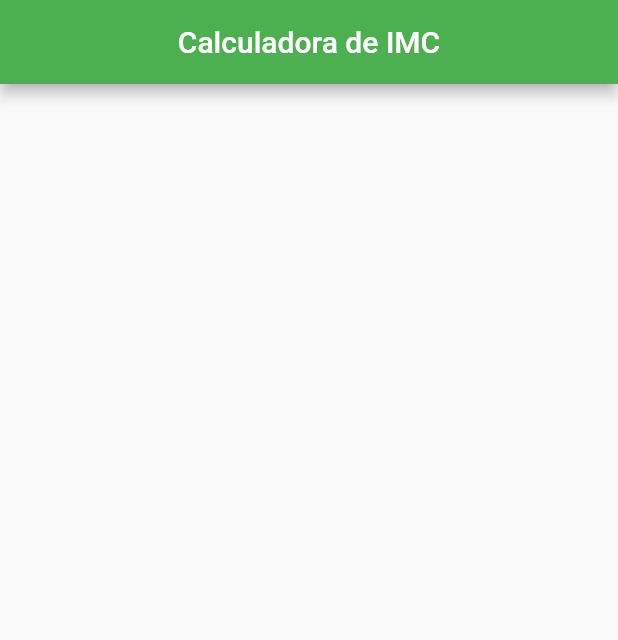
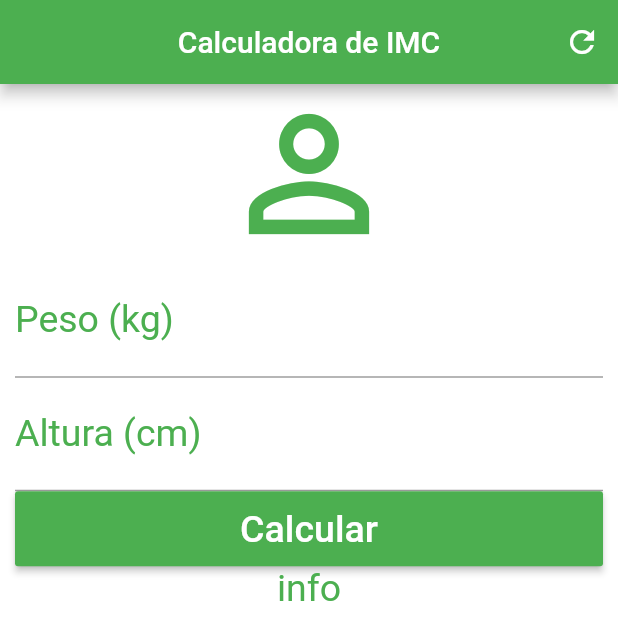
Before and after one commit to edilsonborges/flutter_app, a Flutter app: the screen it shows after launch, on a phone screen of 412 x 824 dp. Shown: the top 640 px of the screen. Run offline on Flutter 3.47's test engine with Material 2 defaults, Android fonts, the phone set to English and light mode, and no system bars.

```diff
--- a/lib/main.dart
+++ b/lib/main.dart
@@ -1,4 +1,5 @@
 import 'package:flutter/material.dart';
+import 'package:flutter/services.dart';
 
 void main() {
   runApp(MaterialApp(home: Home()));
@@ -13,11 +14,60 @@ class _HomeState extends State<Home> {
   @override
   Widget build(BuildContext context) {
     return Scaffold(
-      appBar: AppBar(
-        title: Text('Calculadora de IMC'),
-        centerTitle: true,
-        backgroundColor: Colors.green,
-      ),
-    );
+        appBar: AppBar(
+          title: Text('Calculadora de IMC'),
+          centerTitle: true,
+          backgroundColor: Colors.green,
+          actions: <Widget>[
+            IconButton(icon: Icon(Icons.refresh), onPressed: () {})
+          ],
+        ),
+        backgroundColor: Colors.white,
+        body: SingleChildScrollView(
+            padding: EdgeInsets.fromLTRB(10, 0, 10, 0),
+            child: SingleChildScrollView(
+                child: Column(
+              crossAxisAlignment: CrossAxisAlignment.stretch,
+              children: <Widget>[
+                Icon(
+                  Icons.person_outline,
+                  size: 120,
+                  color: Colors.green,
+                ),
+                TextField(
+                    inputFormatters: <TextInputFormatter>[
+                      WhitelistingTextInputFormatter.digitsOnly
+                    ],
+                    keyboardType: TextInputType.number,
+                    decoration: InputDecoration(
+                        labelText: "Peso (kg)",
+                        labelStyle: TextStyle(color: Colors.green)),
+                    textAlign: TextAlign.center,
+                    style: TextStyle(color: Colors.green, fontSize: 25)),
+                TextField(
+                    keyboardType: TextInputType.number,
+                    decoration: InputDecoration(
+                        labelText: "Altura (cm)",
+                        labelStyle: TextStyle(color: Colors.green)),
+                    textAlign: TextAlign.center,
+                    style: TextStyle(color: Colors.green, fontSize: 25)),
+                Container(
+                  height: 50,
+                  child: RaisedButton(
+                    onPressed: () {},
+                    child: Text(
+                      "Calcular",
+                      style: TextStyle(color: Colors.white, fontSize: 25),
+                    ),
+                    color: Colors.green,
+                  ),
+                ),
+                Text(
+                  "info",
+                  textAlign: TextAlign.center,
+                  style: TextStyle(color: Colors.green, fontSize: 25),
+                ),
+              ],
+            ))));
   }
 }
```
Also changed, not shown: lib/dumb.dart (added, +71 -0 lines).
